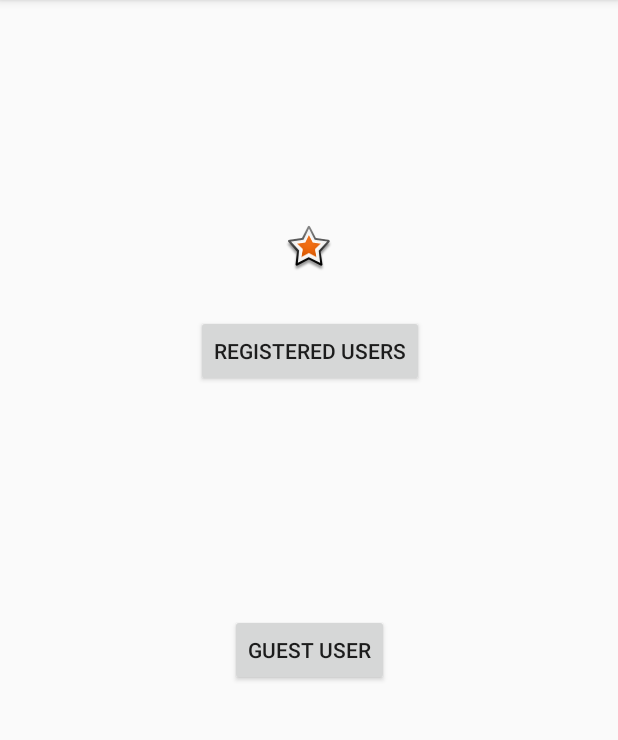
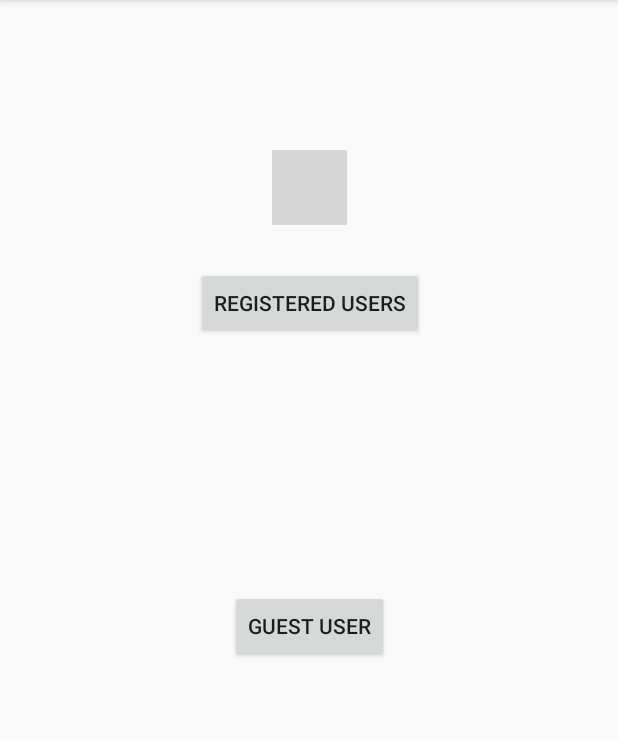
Before and after one commit to allstaralok/BankNoQueue, an Android app: the screen it shows after launch (MainActivity), on a phone screen of 412 x 824 dp, the part 84-824 px from its top. Run offline under Robolectric (Android 15) with nearby library versions, the phone set to English and light mode, and no system bars; grey boxes are pictures that could not be loaded.

Commit message:
Add image to home

```diff
--- a/app/src/main/res/layout/activity_main.xml
+++ b/app/src/main/res/layout/activity_main.xml
@@ -10,15 +10,17 @@
 
     <ImageView
         android:id="@+id/imageView"
-        android:layout_width="wrap_content"
-        android:layout_height="wrap_content"
-        app:srcCompat="@android:drawable/star_big_on"
+        android:layout_width="50dp"
+        android:layout_height="50dp"
+        android:layout_marginLeft="8dp"
+        android:layout_marginRight="8dp"
+        android:layout_marginTop="100dp"
+        android:maxWidth="3dp"
+        android:scaleType="fitCenter"
+        app:layout_constraintLeft_toLeftOf="parent"
+        app:layout_constraintRight_toRightOf="parent"
         app:layout_constraintTop_toTopOf="parent"
-        android:layout_marginTop="150dp"
-        android:layout_marginLeft="8dp"
-        app:layout_constraintLeft_toLeftOf="parent"
-        android:layout_marginRight="8dp"
-        app:layout_constraintRight_toRightOf="parent" />
+        app:srcCompat="@drawable/rupee" />
 
     <Button
         android:id="@+id/registerBtn"
```
